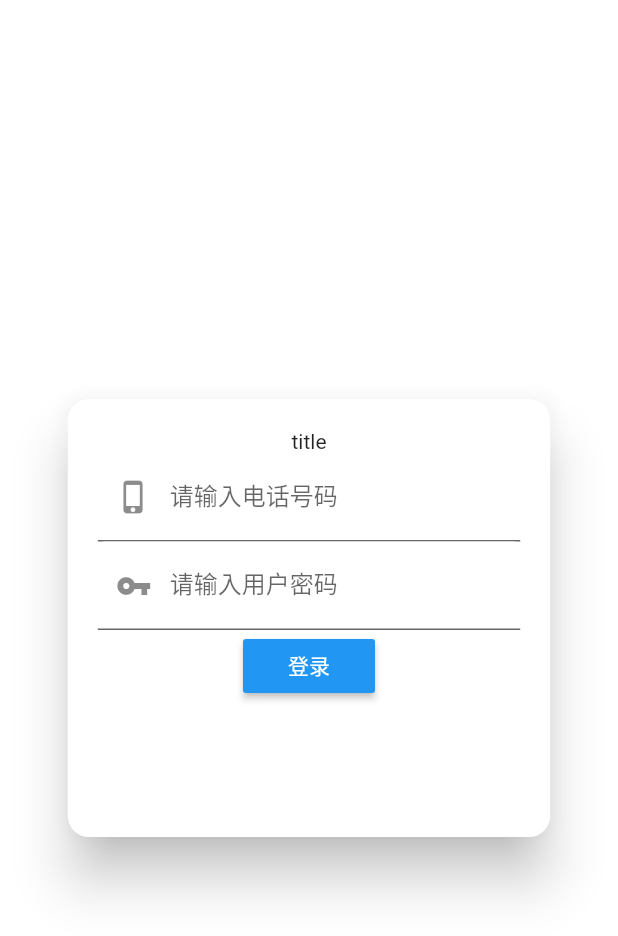
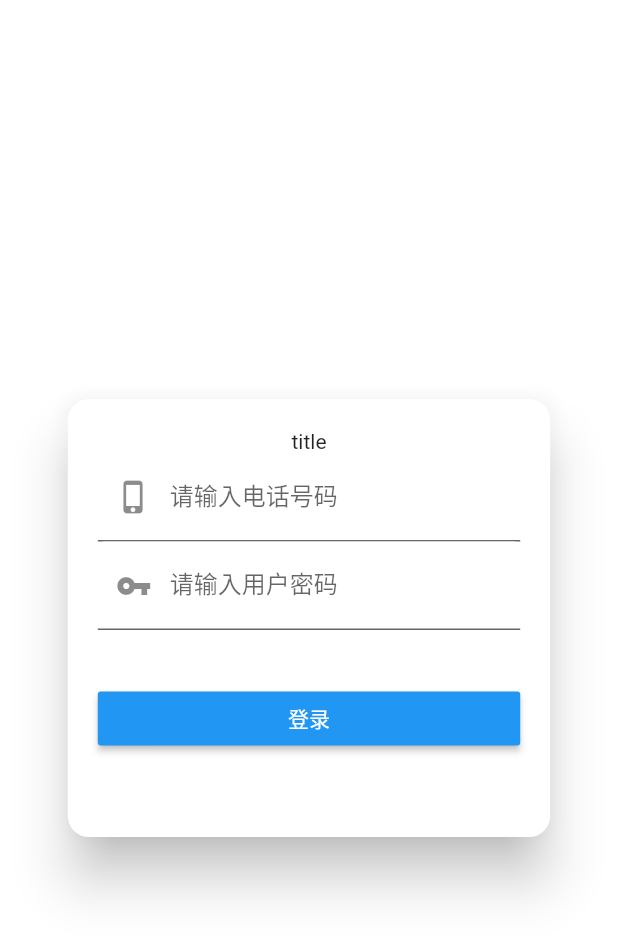
Before and after one commit to lixingqiao01/flutter_demo, a Flutter app: the screen it shows after launch, on a phone screen of 412 x 824 dp. Shown: the top 936 px of the screen. Run offline on Flutter 3.47's test engine with Material 2 defaults, Android fonts, the phone set to English and light mode, and no system bars; our stand-ins replace dio, shared_preferences.

Commit message:
modify Login.dart

```diff
--- a/lib/page/Login.dart
+++ b/lib/page/Login.dart
@@ -15,10 +15,29 @@ class LoginState extends State<Login> {
   String _password;
   String _error = null;
 
+  FocusNode _focusNode = FocusNode();
+
+  @override
+  void initState() {
+    // TODO: implement initState
+    _focusNode.addListener((){
+      if(!_focusNode.hasFocus) {
+        //获取焦点
+      }
+    });
+    super.initState();
+  }
+
   @override
   Widget build(BuildContext context) {
     // TODO: implement build
-    return Container(
+    return GestureDetector(
+      behavior: HitTestBehavior.translucent,
+      onTap: (){
+        FocusScope.of(context).requestFocus(FocusNode());
+      },
+      child: Container(
+//      constraints: BoxConstraints(minHeight: 0.0),
         child: Center(
           child: SizedBox(
               height: 300,
@@ -60,24 +79,36 @@ class LoginState extends State<Login> {
                             },
                             obscureText: true,
                           ),
-                        MaterialButton(
+                          Expanded(
+                            child: Center(
+                              child: SizedBox(
+                                width: double.infinity,
+//                            height: 30,
+                                child: MaterialButton(
                                   color: Colors.blue,
                                   textColor: Colors.white,
                                   child: Text('登录'),
                                   onPressed: () {
                                     print("点击了登录");
-//                            _loginWithDio();
+                                    FocusScope.of(context).requestFocus(FocusNode());
+                                    _loginWithDio();
                                     setState(() {
-                              _error = "用户民错误";
+                                      _error = "用户名错误";
                                     });
                                   },
+                                ),
+                              ),
+                            ),
                           )
                         ],
                       ),
-                  )),
-            )),
+                    )
+                ),
+              )
+          ),
         ),
         color: Colors.white,
+      ),
     );
   }
 
```
Also changed, not shown: 1 other file. Lines whose indentation alone changed are shown as unchanged.
